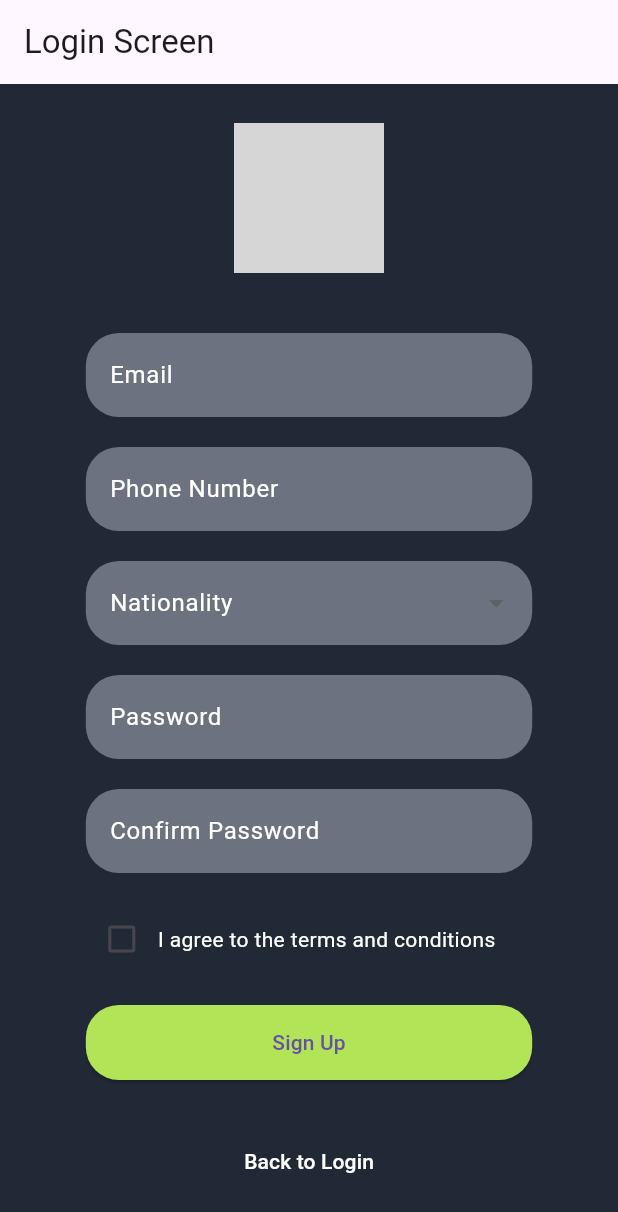
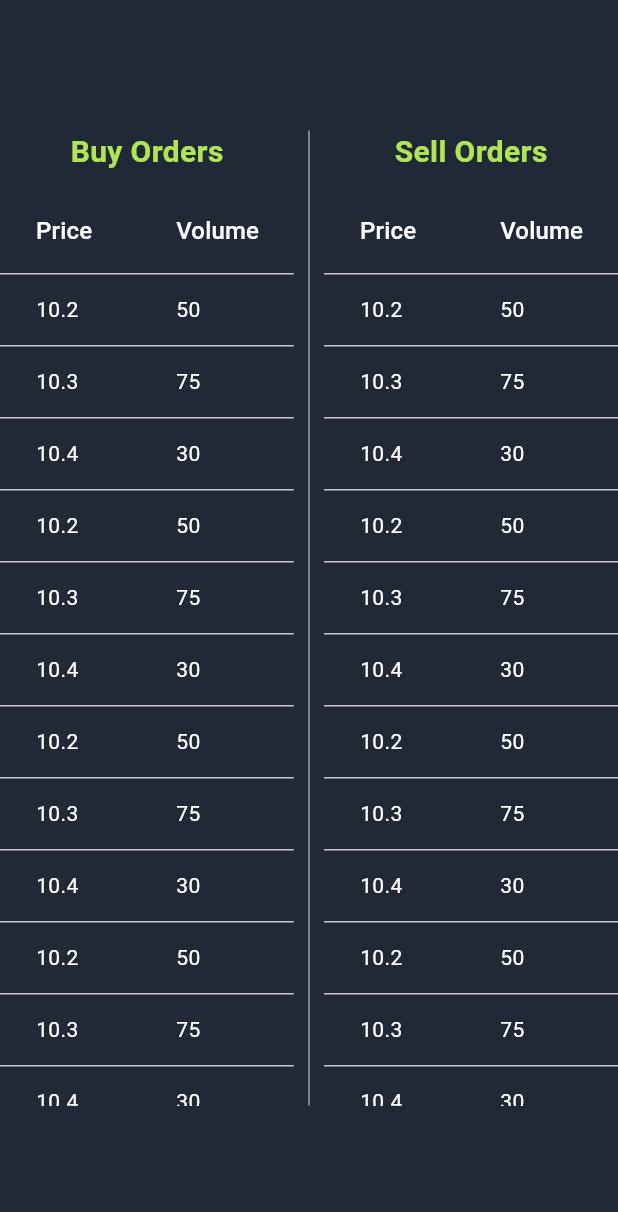
Before and after one commit to MalekAyari/Flutter, a Flutter app: the screen it shows after launch, on a phone screen of 412 x 824 dp. Shown: the top 1212 px of the screen. Run offline on Flutter 3.47's test engine with Material 3 defaults, Android fonts, the phone set to English and light mode, and no system bars; grey boxes are pictures that could not be loaded.

Commit message:
orderbook page

```diff
--- /dev/null
+++ b/lib/Pages/Orderbook.dart
@@ -0,0 +1,127 @@
+import 'package:flutter/material.dart';
+
+class OrderBook extends StatelessWidget {
+  final List<Map<String, dynamic>> buyOrders = [
+    {'price': 10.2, 'volume': 50},
+    {'price': 10.3, 'volume': 75},
+    {'price': 10.4, 'volume': 30},
+    {'price': 10.2, 'volume': 50},
+    {'price': 10.3, 'volume': 75},
+    {'price': 10.4, 'volume': 30},
+    {'price': 10.2, 'volume': 50},
+    {'price': 10.3, 'volume': 75},
+    {'price': 10.4, 'volume': 30},
+    {'price': 10.2, 'volume': 50},
+    {'price': 10.3, 'volume': 75},
+    {'price': 10.4, 'volume': 30},
+    {'price': 10.2, 'volume': 50},
+    {'price': 10.3, 'volume': 75},
+    {'price': 10.4, 'volume': 30},
+    {'price': 10.2, 'volume': 50},
+    {'price': 10.3, 'volume': 75},
+    {'price': 10.4, 'volume': 30},
+    {'price': 10.2, 'volume': 50},
+    {'price': 10.3, 'volume': 75},
+    {'price': 10.4, 'volume': 30},
+    {'price': 10.2, 'volume': 50},
+    {'price': 10.3, 'volume': 75},
+    {'price': 10.4, 'volume': 30},
+    // Add more orders as needed
+  ];
+
+  final List<Map<String, dynamic>> sellOrders = [
+    {'price': 10.2, 'volume': 50},
+    {'price': 10.3, 'volume': 75},
+    {'price': 10.4, 'volume': 30},
+    {'price': 10.2, 'volume': 50},
+    {'price': 10.3, 'volume': 75},
+    {'price': 10.4, 'volume': 30},
+    {'price': 10.2, 'volume': 50},
+    {'price': 10.3, 'volume': 75},
+    {'price': 10.4, 'volume': 30},
+    {'price': 10.2, 'volume': 50},
+    {'price': 10.3, 'volume': 75},
+    {'price': 10.4, 'volume': 30},
+    {'price': 10.2, 'volume': 50},
+    {'price': 10.3, 'volume': 75},
+    {'price': 10.4, 'volume': 30},
+    {'price': 10.2, 'volume': 50},
+    {'price': 10.3, 'volume': 75},
+    {'price': 10.4, 'volume': 30},
+    {'price': 10.2, 'volume': 50},
+    {'price': 10.3, 'volume': 75},
+    {'price': 10.4, 'volume': 30},
+    {'price': 10.2, 'volume': 50},
+    {'price': 10.3, 'volume': 75},
+    {'price': 10.4, 'volume': 30},
+    // Add more orders as needed
+  ];
+
+  @override
+  Widget build(BuildContext context) {
+    return Scaffold(
+      backgroundColor: const Color(0xFF212936),
+      body: Center(
+          child: Container(
+            height: 650,
+            child: Row(
+              children: [
+                Expanded(
+                  child: SingleChildScrollView(
+                    child: Column(
+                      children: [
+                        const Text(
+                          'Buy Orders',
+                          style: TextStyle(fontSize: 20, fontWeight: FontWeight.bold, color: const Color(0xFFB1E457)),
+                        ),
+                        const SizedBox(height: 10),
+                        DataTable(
+                          columns: const [
+                            DataColumn(label: Text('Price', style: TextStyle(fontSize: 16, color: Colors.white))),
+                            DataColumn(label: Text('Volume', style: TextStyle(fontSize: 16, color: Colors.white))),
+                          ],
+                          rows: buyOrders
+                              .map((order) => DataRow(cells: [
+                            DataCell(Text(order['price'].toString(), style: TextStyle(color: Colors.white))),
+                            DataCell(Text(order['volume'].toString(), style: TextStyle(color: Colors.white))),
+                          ]))
+                              .toList(),
+                        ),
+                      ],
+                    ),
+                  ),
+                ),
+
+                const VerticalDivider(width: 20, color: Colors.grey),
+                Expanded(
+                  child: SingleChildScrollView(
+                    child: Column(
+                      children: [
+                        const Text(
+                          'Sell Orders',
+                          style: TextStyle(fontSize: 20, fontWeight: FontWeight.bold, color: const Color(0xFFB1E457)),
+                        ),
+                        const SizedBox(height: 10),
+                        DataTable(
+                          columns: const [
+                            DataColumn(label: Text('Price', style: TextStyle(fontSize: 16, color: Colors.white))),
+                            DataColumn(label: Text('Volume', style: TextStyle(fontSize: 16, color: Colors.white))),
+                          ],
+                          rows: sellOrders
+                              .map((order) => DataRow(cells: [
+                            DataCell(Text(order['price'].toString(), style: TextStyle(color: Colors.white))),
+                            DataCell(Text(order['volume'].toString(), style: TextStyle(color: Colors.white))),
+                          ]))
+                              .toList(),
+                        ),
+                      ],
+                    ),
+                  ),
+                ),
+              ],
+            ),
+          )
+      )
+    );
+  }
+}
--- a/lib/main.dart
+++ b/lib/main.dart
@@ -1,4 +1,5 @@
 import 'package:flutter/material.dart';
+import 'package:flutter_app/Pages/Orderbook.dart';
 import 'package:flutter_app/Pages/signup_scene.dart';
  // Assurez-vous que ce chemin correspond à l'emplacement de votre fichier login.dart
 
@@ -16,10 +17,8 @@ class MyApp extends StatelessWidget {
         primarySwatch: Colors.green,
       ),
       home: Scaffold(
-        appBar: AppBar(
-          title: Text('Login Screen'), // Titre de l'écran
-        ),
-        body: SignUp(), // Définir le Login comme écran principal
+
+        body: OrderBook(), // Définir le Login comme écran principal
       ),
     );
   }
```
